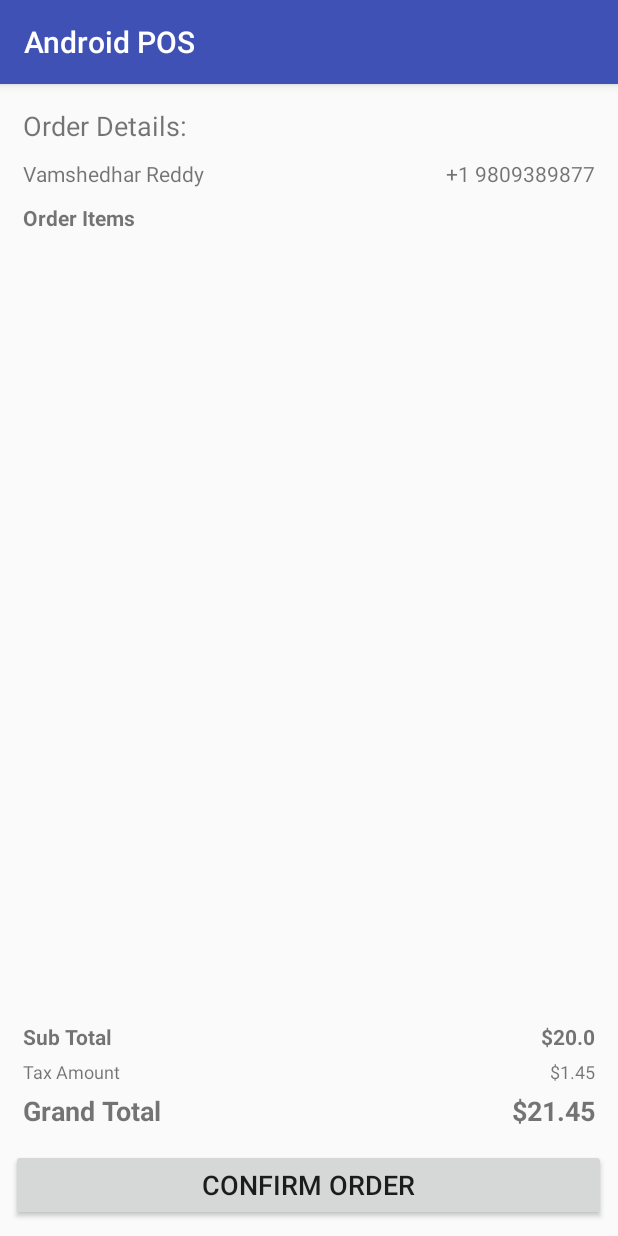
After one commit to vamshedhar/AndroidPOS, an Android app: the FinishOrderActivity screen opened directly, with no data from a screen before it, on a phone screen of 412 x 824 dp. The commit adds this screen. Run offline under Robolectric (Android 15) with nearby library versions, the phone set to English and light mode, and no system bars; our stand-ins replace Firebase (no records; nobody signed in at launch, a user with empty details on screens opened directly); 6 statements that could not run were skipped.

Commit message:
feat(order): order creation implemented

```diff
--- a/app/src/main/AndroidManifest.xml
+++ b/app/src/main/AndroidManifest.xml
@@ -17,7 +17,8 @@
             </intent-filter>
         </activity>
         <activity android:name=".activities.MainActivity" />
-        <activity android:name=".activities.AddCustomerActivity"></activity>
+        <activity android:name=".activities.AddCustomerActivity" />
+        <activity android:name=".activities.FinishOrderActivity"></activity>
     </application>
 
 </manifest>
--- /dev/null
+++ b/app/src/main/java/com/example/vamshedhar/androidpos/activities/FinishOrderActivity.java
@@ -0,0 +1,125 @@
+package com.example.vamshedhar.androidpos.activities;
+
+import android.content.Intent;
+import android.support.v7.app.AppCompatActivity;
+import android.os.Bundle;
+import android.support.v7.widget.LinearLayoutManager;
+import android.support.v7.widget.RecyclerView;
+import android.view.View;
+import android.widget.Button;
+import android.widget.TextView;
+
+import com.example.vamshedhar.androidpos.R;
+import com.example.vamshedhar.androidpos.adapters.OrderDetailsListAdapter;
+import com.example.vamshedhar.androidpos.adapters.SellItemListAdapter;
+import com.example.vamshedhar.androidpos.fragments.SellFragment;
+import com.example.vamshedhar.androidpos.objects.Item;
+import com.example.vamshedhar.androidpos.objects.Order;
+import com.google.firebase.auth.FirebaseAuth;
+import com.google.firebase.auth.FirebaseUser;
+import com.google.firebase.database.DataSnapshot;
+import com.google.firebase.database.DatabaseError;
+import com.google.firebase.database.DatabaseReference;
+import com.google.firebase.database.FirebaseDatabase;
+import com.google.firebase.database.ValueEventListener;
+
+import java.util.ArrayList;
+import java.util.HashMap;
+
+public class FinishOrderActivity extends AppCompatActivity {
+
+    private Order order;
+    private TextView customerName, customerNumber, subTotal, taxAmount, grandTotal;
+    private Button completeOrder;
+    HashMap<String, Item> itemsMap;
+
+    private RecyclerView itemsList;
+    private RecyclerView.Adapter itemListAdapter;
+    private RecyclerView.LayoutManager itemsListLayoutManager;
+
+    private FirebaseAuth mAuth;
+    private FirebaseUser currentUser;
+    private DatabaseReference databaseReference;
+    private DatabaseReference itemsReference;
+    private DatabaseReference ordersReference;
+    private String username;
+
+    @Override
+    protected void onCreate(Bundle savedInstanceState) {
+        super.onCreate(savedInstanceState);
+        setContentView(R.layout.activity_finish_order);
+
+        if (getIntent().getExtras() != null && getIntent().getExtras().containsKey(SellFragment.FINISH_ORDER_KEY)){
+            order = (Order) getIntent().getExtras().getSerializable(SellFragment.FINISH_ORDER_KEY);
+        } else {
+            finish();
+        }
+
+        customerName = findViewById(R.id.customerName);
+        customerNumber = findViewById(R.id.customerPhone);
+        subTotal = findViewById(R.id.subTotal);
+        taxAmount = findViewById(R.id.taxAmount);
+        grandTotal = findViewById(R.id.grandTotal);
+        itemsList = findViewById(R.id.orderItems);
+        completeOrder = findViewById(R.id.confirmOrder);
+
+        mAuth = FirebaseAuth.getInstance();
+        currentUser = mAuth.getCurrentUser();
+
+        databaseReference = FirebaseDatabase.getInstance().getReference();
+        itemsReference = databaseReference.child("items");
+        ordersReference = databaseReference.child("orders");
+
+        username = currentUser.getEmail().substring(0, currentUser.getEmail().indexOf('@'));
+
+        itemsListLayoutManager = new LinearLayoutManager(this, LinearLayoutManager.VERTICAL, false);
+        itemsList.setLayoutManager(itemsListLayoutManager);
+
+        subTotal.setText(order.getBaseValue()+"");
+        taxAmount.setText(order.getTax()+"");
+        grandTotal.setText(order.getTotalAmount()+"");
+
+        fetchItems();
+
+        completeOrder.setOnClickListener(new View.OnClickListener() {
+            @Override
+            public void onClick(View view) {
+                String id = ordersReference.push().getKey();
+                order.setId(id);
+                ordersReference.child(id).setValue(order);
+
+                Intent intent = new Intent();
+                setResult(RESULT_OK, intent);
+                finish();
+            }
+        });
+
+    }
+
+    public void fetchItems(){
+        itemsReference.addValueEventListener(new ValueEventListener() {
+            @Override
+            public void onDataChange(DataSnapshot dataSnapshot) {
+                itemsMap = new HashMap<>();
+
+                for (DataSnapshot itemSnap : dataSnapshot.getChildren()){
+                    itemsMap.put(itemSnap.getKey(), itemSnap.getValue(Item.class));
+                }
+
+                loadItems();
+            }
+
+            @Override
+            public void onCancelled(DatabaseError databaseError) {
+
+            }
+        });
+    }
+
+    public void loadItems(){
+        if (itemsMap != null){
+            itemListAdapter = new OrderDetailsListAdapter(order.getItems(), itemsMap);
+            itemsList.setAdapter(itemListAdapter);
+        }
+    }
+}
--- a/app/src/main/java/com/example/vamshedhar/androidpos/objects/Order.java
+++ b/app/src/main/java/com/example/vamshedhar/androidpos/objects/Order.java
@@ -2,16 +2,16 @@ package com.example.vamshedhar.androidpos.objects;
 
 import android.support.annotation.NonNull;
 
+import java.io.Serializable;
 import java.util.ArrayList;
 
 /**
  * Created by vamshedhar on 4/17/18.
  */
 
-public class Order extends CreatedTimeObject implements Comparable<Order> {
+public class Order extends CreatedTimeObject implements Comparable<Order>, Serializable {
     private String id, created_user, customer_id;
 
-//    private Customer customer;
     private ArrayList<OrderItem> items;
     private double base_value, tax, total_amount;
 
--- a/app/src/main/java/com/example/vamshedhar/androidpos/objects/OrderItem.java
+++ b/app/src/main/java/com/example/vamshedhar/androidpos/objects/OrderItem.java
@@ -1,10 +1,12 @@
 package com.example.vamshedhar.androidpos.objects;
+
+import java.io.Serializable;
 
 /**
  * Created by vamshedhar on 4/17/18.
  */
 
-public class OrderItem {
+public class OrderItem implements Serializable {
     private String item_id;
     private double quantity, amount;
 
--- /dev/null
+++ b/app/src/main/res/layout/activity_finish_order.xml
@@ -0,0 +1,142 @@
+<?xml version="1.0" encoding="utf-8"?>
+<RelativeLayout xmlns:android="http://schemas.android.com/apk/res/android"
+    xmlns:app="http://schemas.android.com/apk/res-auto"
+    xmlns:tools="http://schemas.android.com/tools"
+    android:layout_width="match_parent"
+    android:layout_height="match_parent"
+    tools:context="com.example.vamshedhar.androidpos.activities.FinishOrderActivity">
+
+    <TextView
+        android:id="@+id/textView2"
+        android:layout_width="wrap_content"
+        android:layout_height="wrap_content"
+        android:layout_alignParentLeft="true"
+        android:layout_alignParentStart="true"
+        android:layout_alignParentTop="true"
+        android:layout_marginLeft="15dp"
+        android:layout_marginStart="15dp"
+        android:layout_marginTop="15dp"
+        android:text="Order Details:"
+        android:textSize="18sp" />
+
+    <TextView
+        android:id="@+id/customerName"
+        android:layout_width="wrap_content"
+        android:layout_height="wrap_content"
+        android:layout_alignLeft="@+id/textView2"
+        android:layout_alignStart="@+id/textView2"
+        android:layout_below="@+id/textView2"
+        android:layout_marginTop="10dp"
+        android:text="Vamshedhar Reddy" />
+
+    <TextView
+        android:id="@+id/customerPhone"
+        android:layout_width="wrap_content"
+        android:layout_height="wrap_content"
+        android:layout_alignParentEnd="true"
+        android:layout_alignParentRight="true"
+        android:layout_alignTop="@+id/customerName"
+        android:layout_marginEnd="15dp"
+        android:layout_marginRight="14dp"
+        android:text="+1 9809389877" />
+
+    <TextView
+        android:id="@+id/textView5"
+        android:layout_width="wrap_content"
+        android:layout_height="wrap_content"
+        android:layout_alignLeft="@+id/customerName"
+        android:layout_alignStart="@+id/customerName"
+        android:layout_below="@+id/customerName"
+        android:layout_marginTop="10dp"
+        android:text="Order Items"
+        android:textStyle="bold" />
+
+    <Button
+        android:id="@+id/confirmOrder"
+        android:layout_width="match_parent"
+        android:layout_height="wrap_content"
+        android:layout_alignParentBottom="true"
+        android:layout_centerHorizontal="true"
+        android:layout_marginBottom="10dp"
+        android:layout_marginLeft="15dp"
+        android:layout_marginRight="15dp"
+        android:layout_marginStart="15dp"
+        android:text="@string/confirm_order"
+        android:textSize="18sp" />
+
+    <TextView
+        android:id="@+id/textView6"
+        android:layout_width="wrap_content"
+        android:layout_height="wrap_content"
+        android:layout_above="@+id/confirmOrder"
+        android:layout_alignLeft="@+id/textView5"
+        android:layout_alignStart="@+id/textView5"
+        android:layout_marginBottom="13dp"
+        android:text="@string/Grand_Total"
+        android:textSize="18sp"
+        android:textStyle="bold" />
+
+    <TextView
+        android:id="@+id/grandTotal"
+        android:layout_width="wrap_content"
+        android:layout_height="wrap_content"
+        android:layout_alignBottom="@+id/textView6"
+        android:layout_alignEnd="@+id/customerPhone"
+        android:layout_alignRight="@+id/customerPhone"
+        android:text="$21.45"
+        android:textSize="18sp"
+        android:textStyle="bold" />
+
+    <TextView
+        android:id="@+id/textView8"
+        android:layout_width="wrap_content"
+        android:layout_height="wrap_content"
+        android:layout_above="@+id/textView6"
+        android:layout_alignLeft="@+id/textView6"
+        android:layout_alignStart="@+id/textView6"
+        android:layout_marginBottom="5dp"
+        android:text="@string/Tax"
+        android:textSize="12sp" />
+
+    <TextView
+        android:id="@+id/taxAmount"
+        android:layout_width="wrap_content"
+        android:layout_height="wrap_content"
+        android:layout_alignBaseline="@+id/textView8"
+        android:layout_alignBottom="@+id/textView8"
+        android:layout_alignEnd="@+id/grandTotal"
+        android:layout_alignRight="@+id/grandTotal"
+        android:text="$1.45"
+        android:textSize="12sp" />
+
+    <TextView
+        android:id="@+id/textView10"
+        android:layout_width="wrap_content"
+        android:layout_height="wrap_content"
+        android:layout_above="@+id/textView8"
+        android:layout_alignLeft="@+id/textView8"
+        android:layout_alignStart="@+id/textView8"
+        android:layout_marginBottom="5dp"
+        android:text="Sub Total"
+        android:textStyle="bold" />
+
+    <TextView
+        android:id="@+id/subTotal"
+        android:layout_width="wrap_content"
+        android:layout_height="wrap_content"
+        android:layout_alignBaseline="@+id/textView10"
+        android:layout_alignBottom="@+id/textView10"
+        android:layout_alignEnd="@+id/customerPhone"
+        android:layout_alignRight="@+id/customerPhone"
+        android:text="$20.0"
+        android:textStyle="bold" />
+
+    <android.support.v7.widget.RecyclerView
+        android:id="@+id/orderItems"
+        android:layout_width="match_parent"
+        android:layout_height="match_parent"
+        android:layout_above="@+id/textView10"
+        android:layout_below="@+id/textView5"
+        android:layout_centerHorizontal="true" />
+
+</RelativeLayout>
--- a/app/src/main/res/values/strings.xml
+++ b/app/src/main/res/values/strings.xml
@@ -20,4 +20,7 @@
     <string name="price">Price</string>
     <string name="complete_order">Complete Order</string>
     <string name="add_customer">Add Customer</string>
+    <string name="confirm_order">Confirm Order</string>
+    <string name="Grand_Total">Grand Total</string>
+    <string name="Tax">Tax Amount</string>
 </resources>
```
Also changed, not shown: app/src/main/java/com/example/vamshedhar/androidpos/adapters/OrderDetailsListAdapter.java (added, +64 -0 lines), app/src/main/java/com/example/vamshedhar/androidpos/fragments/SellFragment.java (+30 -2 lines), app/src/main/res/layout/orderdetails_item.xml (added, +49 -0 lines).
